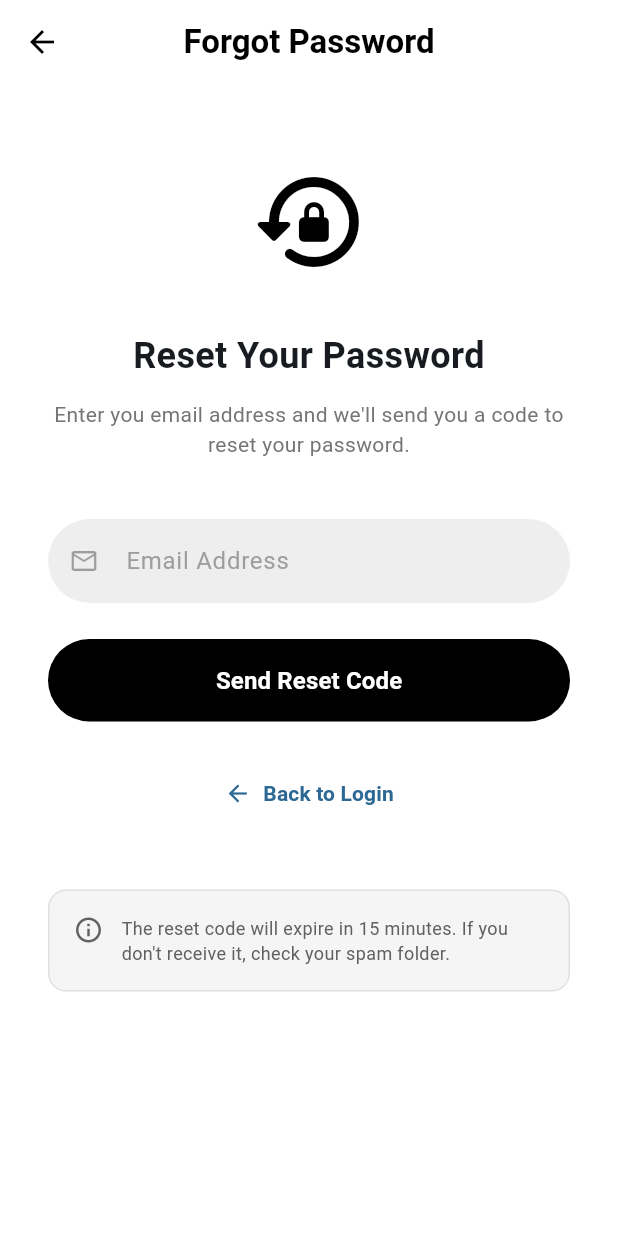
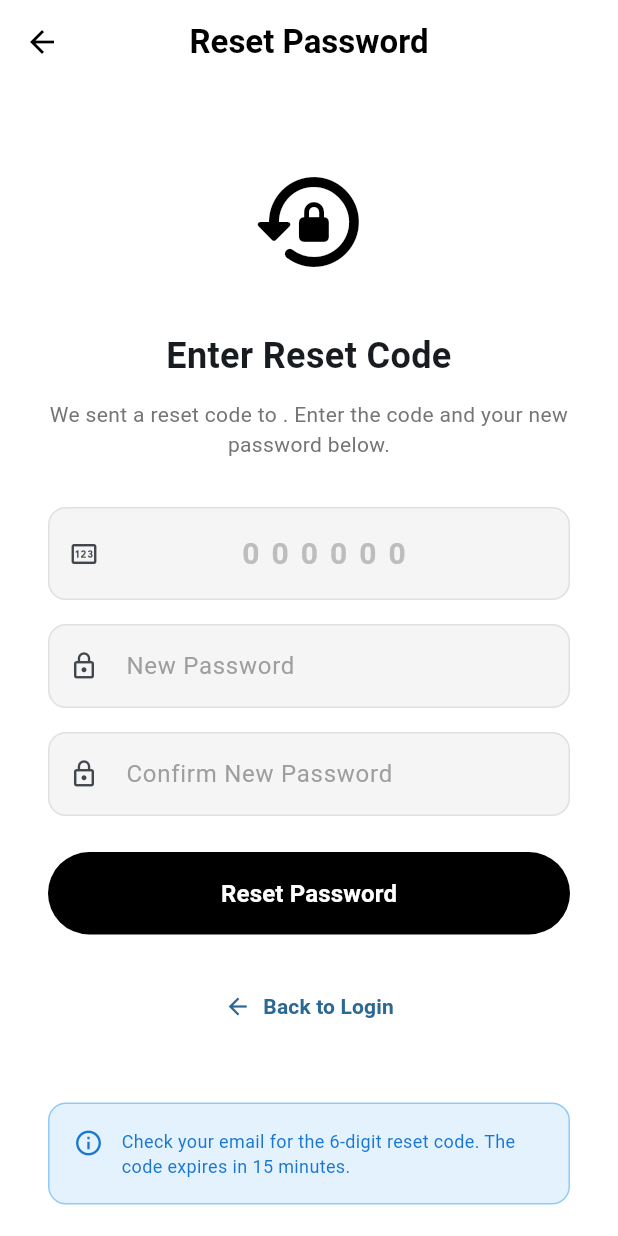
Before and after one commit to Shiroe28/Hakbang-Frontend, a Flutter app: the ResetPasswordScreen screen opened directly with empty values, on a phone screen of 412 x 824 dp. Run offline on Flutter 3.47's test engine with Material 3 defaults, Android fonts, the phone set to English and light mode, and no system bars; our stand-ins replace flutter_secure_storage, google_fonts, image_picker; accounts and stored records are empty; Roboto replaces fonts that are missing (GlacialIndifference).

Commit message:
(Changes) Resetpassword fixed (front-end side)

```diff
--- a/lib/screens/reset_password_screen.dart
+++ b/lib/screens/reset_password_screen.dart
@@ -104,7 +104,7 @@ class _ResetPasswordScreenState extends State<ResetPasswordScreen> {
           onPressed: () => Navigator.pop(context),
         ),
         title: const Text(
-          'Forgot Password',
+          'Reset Password',
           style: TextStyle(
             color: Colors.black,
             fontWeight: FontWeight.bold,
@@ -133,7 +133,7 @@ class _ResetPasswordScreenState extends State<ResetPasswordScreen> {
 
                 // Title
                 const Text(
-                  'Reset Your Password',
+                  'Enter Reset Code',
                   style: TextStyle(
                     fontSize: 24,
                     fontWeight: FontWeight.bold,
@@ -145,7 +145,7 @@ class _ResetPasswordScreenState extends State<ResetPasswordScreen> {
 
                 // Description
                 Text(
-                  'Enter you email address and we\'ll send you a code to reset your password.',
+                  'We sent a reset code to ${widget.email}. Enter the code and your new password below.',
                   style: TextStyle(
                     fontSize: 14,
                     color: Colors.grey[600],
@@ -153,24 +153,33 @@ class _ResetPasswordScreenState extends State<ResetPasswordScreen> {
                   textAlign: TextAlign.center,
                 ),
 
-                const SizedBox(height: 40),
+                const SizedBox(height: 32),
 
-                // Email Field (read-only, showing the email)
+                // Reset Code Field
                 TextFormField(
-                  initialValue: widget.email,
-                  enabled: false,
-                  style: const TextStyle(fontFamily: 'GlacialIndifference'),
+                  controller: _codeController,
+                  keyboardType: TextInputType.number,
+                  style: const TextStyle(
+                    fontFamily: 'GlacialIndifference',
+                    fontSize: 20,
+                    letterSpacing: 8,
+                    fontWeight: FontWeight.bold,
+                  ),
+                  textAlign: TextAlign.center,
+                  maxLength: 6,
                   decoration: InputDecoration(
-                    hintText: 'Email Address',
-                    hintStyle: const TextStyle(
-                      color: Colors.grey,
+                    hintText: '000000',
+                    hintStyle: TextStyle(
+                      color: Colors.grey[400],
+                      letterSpacing: 8,
                     ),
+                    counterText: '', // Hide the counter
                     prefixIcon: Container(
                       padding: const EdgeInsets.all(12),
-                      child: const Icon(Icons.email_outlined, size: 20),
+                      child: const Icon(Icons.pin_outlined, size: 20),
                     ),
                     filled: true,
-                    fillColor: Colors.grey[200],
+                    fillColor: Colors.grey[100],
                     border: OutlineInputBorder(
                       borderRadius: BorderRadius.circular(30),
                       borderSide: BorderSide.none,
@@ -180,11 +189,99 @@ class _ResetPasswordScreenState extends State<ResetPasswordScreen> {
                       vertical: 16,
                     ),
                   ),
+                  validator: (value) {
+                    if (value == null || value.isEmpty) {
+                      return 'Please enter the reset code';
+                    }
+                    if (value.length < 4) {
+                      return 'Code must be at least 4 digits';
+                    }
+                    return null;
+                  },
+                  enabled: !_isLoading,
+                ),
+
+                const SizedBox(height: 16),
+
+                // New Password Field
+                TextFormField(
+                  controller: _passwordController,
+                  obscureText: true,
+                  style: const TextStyle(fontFamily: 'GlacialIndifference'),
+                  decoration: InputDecoration(
+                    hintText: 'New Password',
+                    hintStyle: const TextStyle(
+                      color: Colors.grey,
+                    ),
+                    prefixIcon: Container(
+                      padding: const EdgeInsets.all(12),
+                      child: const Icon(Icons.lock_outline, size: 20),
+                    ),
+                    filled: true,
+                    fillColor: Colors.grey[100],
+                    border: OutlineInputBorder(
+                      borderRadius: BorderRadius.circular(30),
+                      borderSide: BorderSide.none,
+                    ),
+                    contentPadding: const EdgeInsets.symmetric(
+                      horizontal: 20,
+                      vertical: 16,
+                    ),
+                  ),
+                  validator: (value) {
+                    if (value == null || value.isEmpty) {
+                      return 'Please enter a new password';
+                    }
+                    if (value.length < 6) {
+                      return 'Password must be at least 6 characters';
+                    }
+                    return null;
+                  },
+                  enabled: !_isLoading,
+                ),
+
+                const SizedBox(height: 16),
+
+                // Confirm Password Field
+                TextFormField(
+                  controller: _confirmPasswordController,
+                  obscureText: true,
+                  style: const TextStyle(fontFamily: 'GlacialIndifference'),
+                  decoration: InputDecoration(
+                    hintText: 'Confirm New Password',
+                    hintStyle: const TextStyle(
+                      color: Colors.grey,
+                    ),
+                    prefixIcon: Container(
+                      padding: const EdgeInsets.all(12),
+                      child: const Icon(Icons.lock_outline, size: 20),
+                    ),
+                    filled: true,
+                    fillColor: Colors.grey[100],
+                    border: OutlineInputBorder(
+                      borderRadius: BorderRadius.circular(30),
+                      borderSide: BorderSide.none,
+                    ),
+                    contentPadding: const EdgeInsets.symmetric(
+                      horizontal: 20,
+                      vertical: 16,
+                    ),
+                  ),
+                  validator: (value) {
+                    if (value == null || value.isEmpty) {
+                      return 'Please confirm your password';
+                    }
+                    if (value != _passwordController.text) {
+                      return 'Passwords do not match';
+                    }
+                    return null;
+                  },
+                  enabled: !_isLoading,
                 ),
 
                 const SizedBox(height: 24),
 
-                // Send Code Button
+                // Reset Password Button
                 ElevatedButton(
                   onPressed: _isLoading ? null : _resetPassword,
                   style: ElevatedButton.styleFrom(
@@ -206,7 +303,7 @@ class _ResetPasswordScreenState extends State<ResetPasswordScreen> {
                           ),
                         )
                       : const Text(
-                          'Send Reset Code',
+                          'Reset Password',
                           style: TextStyle(
                             fontSize: 16,
                             fontWeight: FontWeight.bold,
@@ -252,10 +349,10 @@ class _ResetPasswordScreenState extends State<ResetPasswordScreen> {
                 Container(
                   padding: const EdgeInsets.all(16),
                   decoration: BoxDecoration(
-                    color: Colors.grey[100],
+                    color: Colors.blue[50],
                     borderRadius: BorderRadius.circular(12),
                     border: Border.all(
-                      color: Colors.grey[300]!,
+                      color: Colors.blue[200]!,
                       width: 1,
                     ),
                   ),
@@ -264,20 +361,57 @@ class _ResetPasswordScreenState extends State<ResetPasswordScreen> {
                     children: [
                       Icon(
                         Icons.info_outline,
-                        color: Colors.grey[700],
+                        color: Colors.blue[700],
                         size: 20,
                       ),
                       const SizedBox(width: 12),
                       Expanded(
                         child: Text(
-                          'The reset code will expire in 15 minutes. If you don\'t receive it, check your spam folder.',
+                          'Check your email for the 6-digit reset code. The code expires in 15 minutes.',
                           style: TextStyle(
-                            color: Colors.grey[700],
+                            color: Colors.blue[700],
                             fontSize: 12,
                           ),
                         ),
                       ),
                     ],
+                  ),
+                ),
+
+                const SizedBox(height: 16),
+
+                // Resend Code Button
+                TextButton(
+                  onPressed: _isLoading
+                      ? null
+                      : () async {
+                          try {
+                            await ApiService.forgotPassword(widget.email);
+                            if (mounted) {
+                              ScaffoldMessenger.of(context).showSnackBar(
+                                const SnackBar(
+                                  content: Text('New reset code sent to your email!'),
+                                  backgroundColor: Colors.green,
+                                ),
+                              );
+                            }
+                          } catch (e) {
+                            if (mounted) {
+                              ScaffoldMessenger.of(context).showSnackBar(
+                                SnackBar(
+                                  content: Text('Error: ${e.toString().replaceAll('Exception: ', '')}'),
+                                  backgroundColor: Colors.red,
+                                ),
+                              );
+                            }
+                          }
+                        },
+                  child: Text(
+                    'Didn\'t receive the code? Resend',
+                    style: TextStyle(
+                      color: _isLoading ? Colors.grey : const Color(0xFF2c6894),
+                      fontWeight: FontWeight.w600,
+                    ),
                   ),
                 ),
               ],
```
